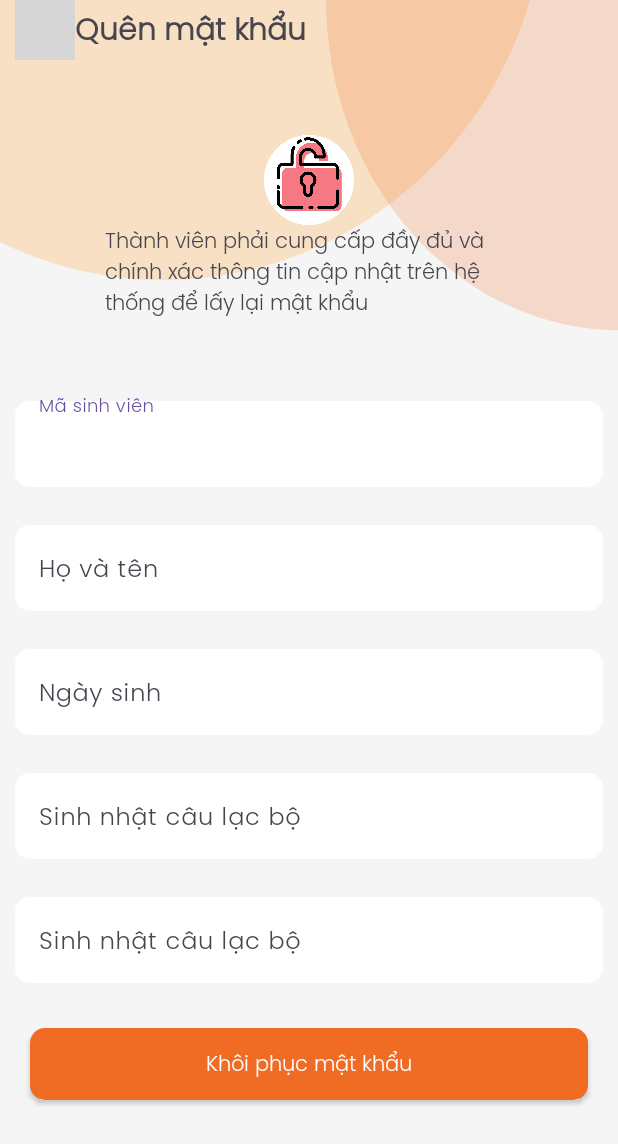
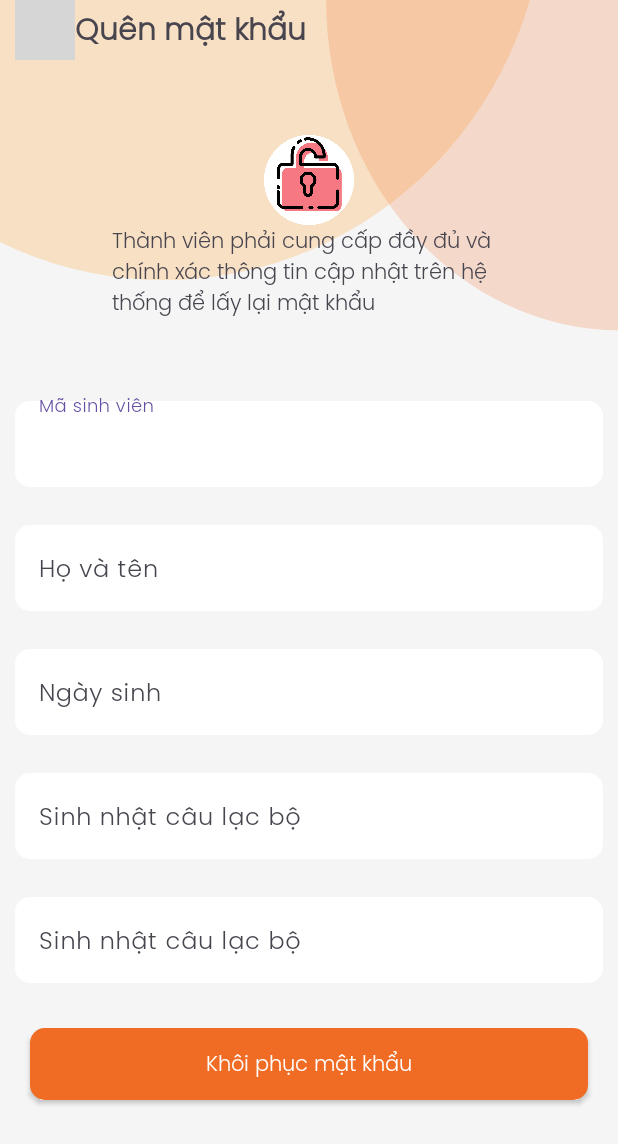
Before and after one commit to Dinh-Linh/FrontEnd_HikariCP_HIT_PRODUCT_2024, an Android app: the screen it shows after launch (MainActivity), on a phone screen of 412 x 824 dp. Shown: the top 1144 px of the screen. Run offline under Robolectric (Android 15) with nearby library versions, the phone set to English and light mode, and no system bars; grey boxes are pictures that could not be loaded.

Commit message:
update UI, fix scale

```diff
--- a/app/src/main/res/layout/activity_main.xml
+++ b/app/src/main/res/layout/activity_main.xml
@@ -36,7 +36,8 @@
         android:layout_height="wrap_content"
         android:orientation="vertical"
         android:layout_marginTop="50dp"
-        android:layout_marginBottom="40dp">
+        android:layout_marginBottom="40dp"
+        android:gravity="center">
 
         <ImageView
             android:layout_width="60dp"
@@ -44,7 +45,7 @@
             android:background="@drawable/cropped_image"
             android:layout_gravity="center"/>
         <TextView
-            android:layout_width="match_parent"
+            android:layout_width="wrap_content"
             android:layout_height="wrap_content"
             android:layout_marginLeft="70dp"
             android:layout_marginRight="60dp"
```
